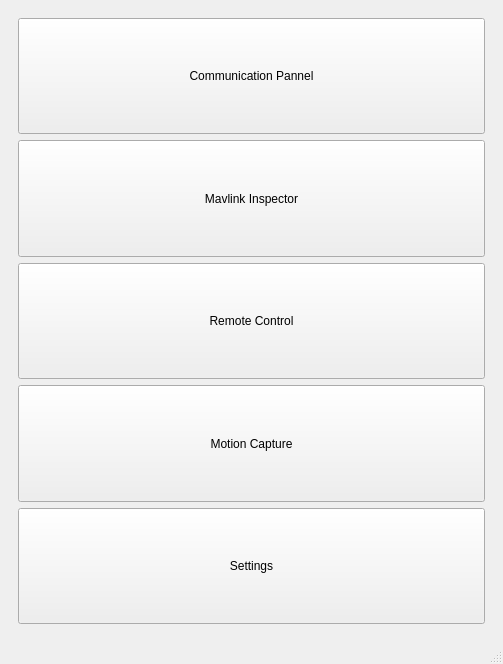
Above: kgroundcontrol.ui from YevheniiKovryzhenko/KGroundControl before the change. Below: the same form after it.
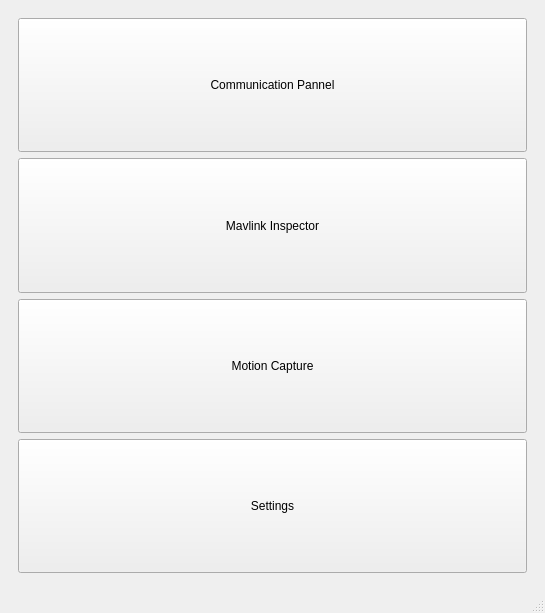
That is the form after the change. The open tabs and pages were chosen to show the change.

Patch:
```diff
--- a/kgroundcontrol.ui
+++ b/kgroundcontrol.ui
@@ -6,8 +6,8 @@
    <rect>
     <x>0</x>
     <y>0</y>
-    <width>503</width>
-    <height>664</height>
+    <width>545</width>
+    <height>613</height>
    </rect>
   </property>
   <property name="sizePolicy">
@@ -68,25 +68,6 @@
             </property>
            </widget>
           </item>
-          <item>
-           <widget class="QPushButton" name="btn_control">
-            <property name="sizePolicy">
-             <sizepolicy hsizetype="Expanding" vsizetype="Expanding">
-              <horstretch>0</horstretch>
-              <verstretch>0</verstretch>
-             </sizepolicy>
-            </property>
-            <property name="minimumSize">
-             <size>
-              <width>100</width>
-              <height>30</height>
-             </size>
-            </property>
-            <property name="text">
-             <string>Remote Control</string>
-            </property>
-           </widget>
-          </item>
           <item>
            <widget class="QPushButton" name="btn_mocap">
             <property name="sizePolicy">
```
Left out of the diff: 9 changed lines with no effect on the pictures.
